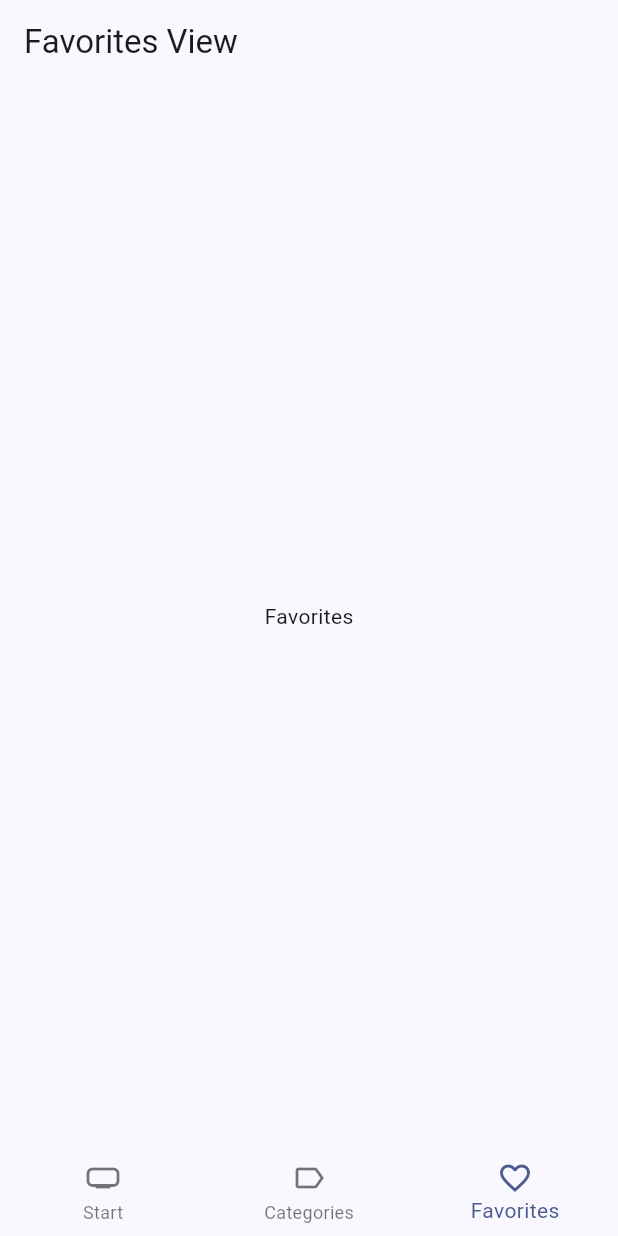
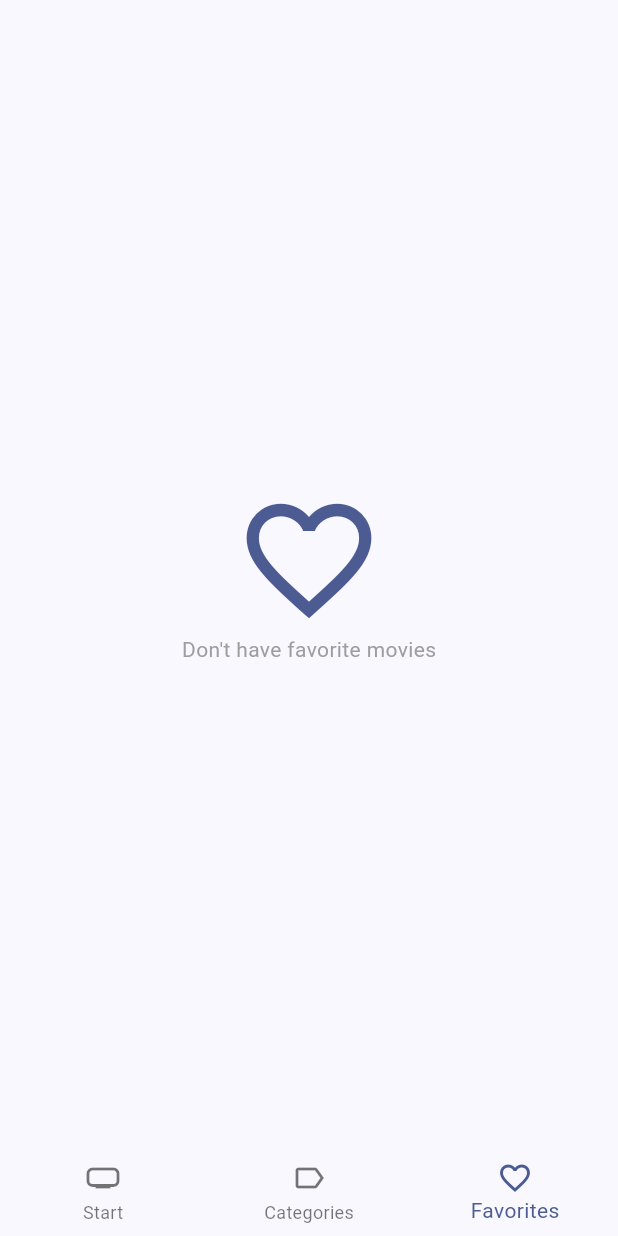
Before and after one commit to jrubc/cinemapedia, a Flutter app: the screen it shows after launch, item 3 of the bottom bar chosen, on a phone screen of 412 x 824 dp. Run offline on Flutter 3.47's test engine with Material 3 defaults, Android fonts, the phone set to English and light mode, and no system bars; our stand-ins replace animate_do, card_swiper, dio, drift, drift_flutter, flutter_dotenv and 2 more; accounts and stored records are empty; generated files the repository leaves out were written again; network calls fail.

Commit message:
Add Favorite movies vieww

```diff
--- a/lib/domain/repositories/local_storage_repository.dart
+++ b/lib/domain/repositories/local_storage_repository.dart
@@ -5,7 +5,7 @@ abstract class LocalStorageRepository {
 
   Future<bool> isFavoriteMovie(int movieId);
 
-  Future<List<Movie>> loadFavoritesMovies({
+  Future<List<Movie>> loadFavoriteMovies({
     int limit = 10,
     int offset = 0
   });
--- a/lib/infrastructure/datasources/drift_datasource.dart
+++ b/lib/infrastructure/datasources/drift_datasource.dart
@@ -34,6 +34,7 @@ class DriftDatasource extends LocalStorageDatasource {
       ..limit(limit, offset: offset);
     // Run query
     final favoriteMovieRows = await query.get();
+
     final movies = favoriteMovieRows.map(
       (row) => Movie(
         adult: false,
--- a/lib/infrastructure/models/moviedb/movie_moviedb.dart
+++ b/lib/infrastructure/models/moviedb/movie_moviedb.dart
@@ -60,7 +60,7 @@ class MovieMovieDB {
         "original_title": originalTitle,
         "overview": overview,
         "popularity": popularity,
-        "poster_path": posterPath,
+        "poster_path": posterPath ?? '',
         "release_date": (releaseDate != null)
         ? "${releaseDate!.year.toString().padLeft(4, '0')}-${releaseDate!.month.toString().padLeft(2, '0')}-${releaseDate!.day.toString().padLeft(2, '0')}"
         : null,
--- a/lib/infrastructure/repositories/local_storage_repository.dart
+++ b/lib/infrastructure/repositories/local_storage_repository.dart
@@ -15,7 +15,7 @@ class LocalStorageRepositoryImpl extends LocalStorageRepository{
   }
 
   @override
-  Future<List<Movie>> loadFavoritesMovies({int limit = 10, int offset = 0}) {
+  Future<List<Movie>> loadFavoriteMovies({int limit = 10, int offset = 0}) {
     return datasource.loadFavoritesMovies(limit: limit, offset: offset);
   }
 
--- a/lib/presentation/providers/storage/favorite_movies_provider.dart
+++ b/lib/presentation/providers/storage/favorite_movies_provider.dart
@@ -15,6 +15,22 @@ class StorageMoviesNotifier extends StateNotifier<Map<int, Movie>> {
 
   StorageMoviesNotifier({required this.localStorageRepository}):super({});
 
+  Future<List<Movie>> loadNextPage() async{
+    final movies = await localStorageRepository.loadFavoriteMovies(
+      limit: 10,
+      offset: page * 10
+    );
+    page++;
+    final tempMovies = <int, Movie>{};
+
+    for(final movie in movies){
+      tempMovies[movie.id] = movie;
+    }
+    state = {...state, ...tempMovies};
+
+    return movies;
+  }
+
   Future<void> toggleFavoriteMovie(Movie movie) async{
     final isFavorite = await localStorageRepository.isFavoriteMovie(movie.id);
     await localStorageRepository.toggleFavoriteMovie(movie);
@@ -22,9 +38,8 @@ class StorageMoviesNotifier extends StateNotifier<Map<int, Movie>> {
     if(isFavorite){
       state.remove(movie.id);
       state = {...state};
-      return ;
+    } else{
+      state = {...state, movie.id: movie};
     }
-
-    state = {...state, movie.id: movie};
   }
 }
--- a/lib/presentation/views/movies/favorites_view.dart
+++ b/lib/presentation/views/movies/favorites_view.dart
@@ -1,15 +1,49 @@
+import 'package:cinemapedia/presentation/providers/storage/favorite_movies_provider.dart';
+import 'package:cinemapedia/presentation/widgets/movies/movies_masonry.dart';
 import 'package:flutter/material.dart';
+import 'package:flutter_riverpod/flutter_riverpod.dart';
 
-class FavoritesView extends StatelessWidget {
+class FavoritesView extends ConsumerStatefulWidget {
   const FavoritesView({super.key});
 
   @override
+  ConsumerState<FavoritesView> createState() => _FavoritesViewState();
+}
+
+class _FavoritesViewState extends ConsumerState<FavoritesView> {
+
+  @override
+  void initState() {
+    ref.read(favoriteMoviesProvider.notifier).loadNextPage();
+    super.initState();
+  }
+
+  @override
   Widget build(BuildContext context) {
+    final favoriteMovies = ref.watch(favoriteMoviesProvider);
+    final myMovieList = favoriteMovies.values.toList();
+    final colorPrimary = Theme.of(context).colorScheme.primary;
+    if(myMovieList.isEmpty){
+      return Scaffold(
+        body: Center(
+          child: Column(
+            mainAxisAlignment: MainAxisAlignment.center,
+            children: [
+              Icon(Icons.favorite_border, size: 100, color: colorPrimary),
+              Text('Don\'t have favorite movies', style: TextStyle(
+                color: Colors.grey
+              ))
+            ]
+          )
+        )
+      );
+    }
+
     return Scaffold(
-      appBar: AppBar(
-        title: Text('Favorites View')
-      ),
-      body: Center(child: Text('Favorites'))
+      body: MovieMasonry(
+        movies: myMovieList,
+        loadNextPage: () => ref.read(favoriteMoviesProvider.notifier).loadNextPage(),
+        )
     );
   }
 }
--- a/lib/presentation/widgets/shared/custom_appbar.dart
+++ b/lib/presentation/widgets/shared/custom_appbar.dart
@@ -38,7 +38,7 @@ class CustomAppbar extends ConsumerWidget {
                     ),
                   ).then((movie){
                     if(movie == null) return ;
-                    context.push('/movie/${movie.id}');
+                    context.push('/home/0/movie/${movie.id}');
                   });
                 },
                 icon: const Icon(Icons.search)
```
Also changed, not shown: lib/presentation/providers/storage/is_favorite_movie_provider.dart (added, +9 -0 lines), lib/presentation/screens/movies/movie_screen.dart (+13 -4 lines), lib/presentation/widgets/movies/movie_poster_link.dart (added, +19 -0 lines), lib/presentation/widgets/movies/movies_masonry.dart (added, +80 -0 lines), pubspec.yaml (+5 -4 lines), pubspec.lock.
